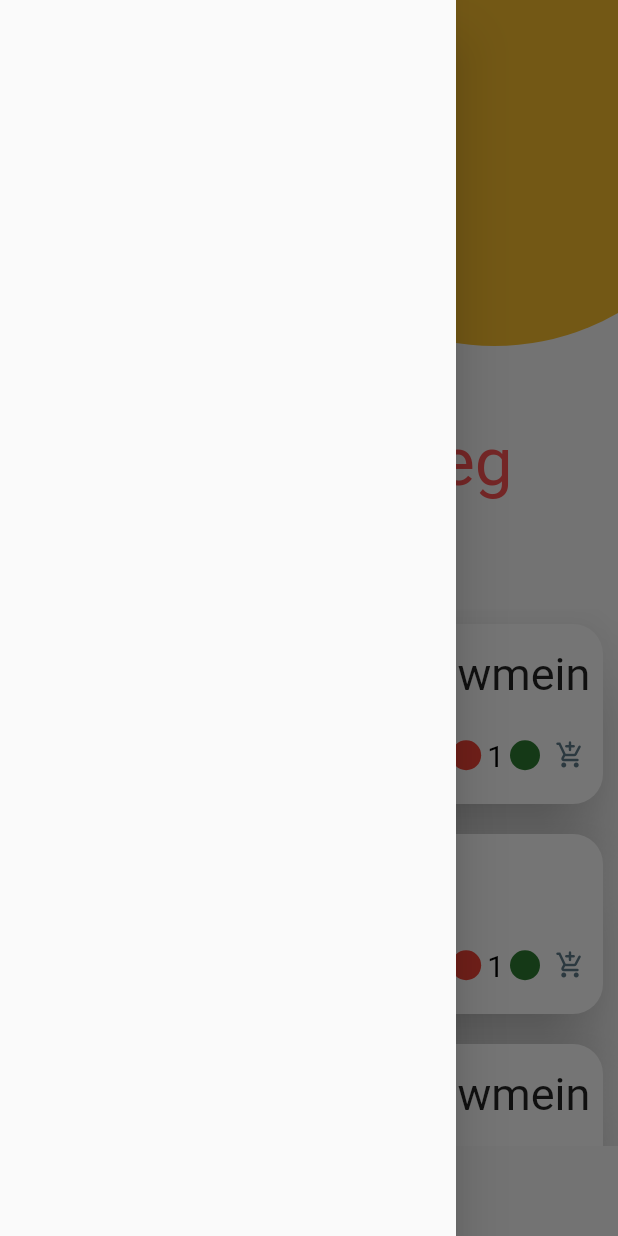
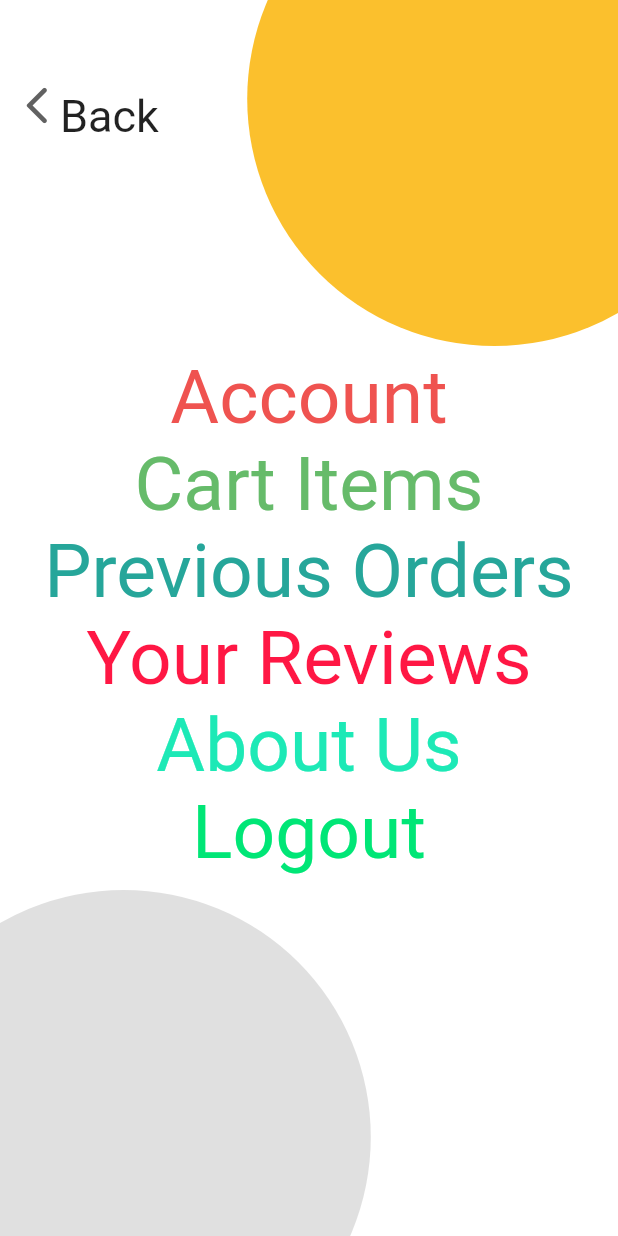
Before and after one commit to samrat19/Flutter_foodapp, a Flutter app: the screen it shows after launch, with the side drawer open, on a phone screen of 412 x 824 dp. Run offline on Flutter 3.47's test engine with Material 2 defaults, Android fonts, the phone set to English and light mode, and no system bars; our stand-ins replace google_fonts; Roboto replaces fonts that are missing (Sacramento).

Commit message:
adds elements in end drawer

```diff
--- a/lib/screen/all_items_screen.dart
+++ b/lib/screen/all_items_screen.dart
@@ -1,9 +1,9 @@
 import 'package:flutter/material.dart';
 import 'package:flutter/widgets.dart';
-import 'file:///D:/My_Programs/Android_Learning/Flutter_foodapp/lib/utils/background_widget.dart';
 import 'package:food/components/display_all_food_item.dart';
-import 'file:///D:/My_Programs/Android_Learning/Flutter_foodapp/lib/utils/visible_check_out_widget.dart';
 import 'package:food/test_elements.dart';
+import 'package:food/utils/background_widget.dart';
+import 'package:food/utils/visible_check_out_widget.dart';
 import 'package:provider/provider.dart';
 
 class AllItemsScreen extends StatelessWidget {
--- a/lib/screen/today_special_screen.dart
+++ b/lib/screen/today_special_screen.dart
@@ -1,11 +1,11 @@
 import 'dart:developer';
 import 'package:flutter/material.dart';
-import 'file:///D:/My_Programs/Android_Learning/Flutter_foodapp/lib/utils/background_widget.dart';
-import 'file:///D:/My_Programs/Android_Learning/Flutter_foodapp/lib/utils/caption_text_widget.dart';
-import 'file:///D:/My_Programs/Android_Learning/Flutter_foodapp/lib/utils/display_food_item_widget.dart';
 import 'package:food/components/menu_button_widget.dart';
-import 'file:///D:/My_Programs/Android_Learning/Flutter_foodapp/lib/utils/visible_check_out_widget.dart';
 import 'package:food/screen/all_items_screen.dart';
+import 'package:food/utils/background_widget.dart';
+import 'package:food/utils/caption_text_widget.dart';
+import 'package:food/utils/display_food_item_widget.dart';
+import 'package:food/utils/visible_check_out_widget.dart';
 import 'package:google_fonts/google_fonts.dart';
 import 'package:provider/provider.dart';
 
@@ -39,7 +39,49 @@ class _TodaySpecialScreenState extends State<TodaySpecialScreen> {
 
     return Scaffold(
       key: scaffoldKey,
-      drawer: Drawer(),
+      drawerScrimColor: Colors.white,
+      endDrawer: Stack(
+      //  color: Colors.black.withOpacity(0.5),
+        children: [
+          BackgroundWidget(
+            topCircleColor: Colors.yellow[700],
+            bottomCircleColor: Colors.grey[300],
+          ),
+          Center(
+            child: Column(
+              mainAxisAlignment: MainAxisAlignment.center,
+              crossAxisAlignment: CrossAxisAlignment.center,
+              children: [
+                ...drawerItems.map((item) => DrawerElementWidget(element: item),).toList(),
+              ],
+            ),
+          ),
+          Positioned(
+            top: 40.0,
+            left: 10.0,
+            child: GestureDetector(
+              onTap: (){
+                Navigator.pop(context);
+              },
+              child: Container(
+                color: Colors.transparent,
+                child: Row(
+                  mainAxisAlignment: MainAxisAlignment.start,
+                  crossAxisAlignment: CrossAxisAlignment.center,
+                  children: [
+                    Icon(
+                        Icons.arrow_back_ios_rounded,
+                        size: 30.0,
+                        color: Colors.grey[700],
+                      ),
+                    Text('Back',style: GoogleFonts.sacramento(fontSize: 30.0,height: 2),)
+                  ],
+                ),
+              ),
+            ),
+          ),
+        ],
+      ),
       body: Container(
         height: MediaQuery.of(context).size.height,
         width: MediaQuery.of(context).size.width,
@@ -61,7 +103,7 @@ class _TodaySpecialScreenState extends State<TodaySpecialScreen> {
                   ),
                   GestureDetector(
                     onTap: (){
-                      scaffoldKey.currentState.openDrawer();
+                      scaffoldKey.currentState.openEndDrawer();
                     },
                     child: MenuButtonWidget(
                       color: isVeg?Colors.green[800]:Colors.red,
@@ -202,3 +244,38 @@ class _TodaySpecialScreenState extends State<TodaySpecialScreen> {
     );
   }
 }
+
+class DrawerElementWidget extends StatelessWidget {
+
+  final DrawerElementModel element;
+
+  const DrawerElementWidget({Key key, @required this.element}) : super(key: key);
+
+  @override
+  Widget build(BuildContext context) {
+    return Padding(
+      padding: const EdgeInsets.all(4.0),
+      child: Text(element.name, style: GoogleFonts.sacramento(
+        fontSize: 50.0,
+        height: 1,
+        color: element.color,
+      ),),
+    );
+  }
+}
+
+class DrawerElementModel{
+  final String name;
+  final Color color;
+
+  const DrawerElementModel({@required this.name, @required this.color});
+}
+
+List<DrawerElementModel> drawerItems = [
+  DrawerElementModel(name: 'Account',color: Colors.red[400]),
+  DrawerElementModel(name: 'Cart Items',color: Colors.green[400]),
+  DrawerElementModel(name: 'Previous Orders',color: Colors.teal[400]),
+  DrawerElementModel(name: 'Your Reviews',color: Colors.redAccent[400]),
+  DrawerElementModel(name: 'About Us',color: Colors.tealAccent[400]),
+  DrawerElementModel(name: 'Logout',color: Colors.greenAccent[400]),
+];
```
